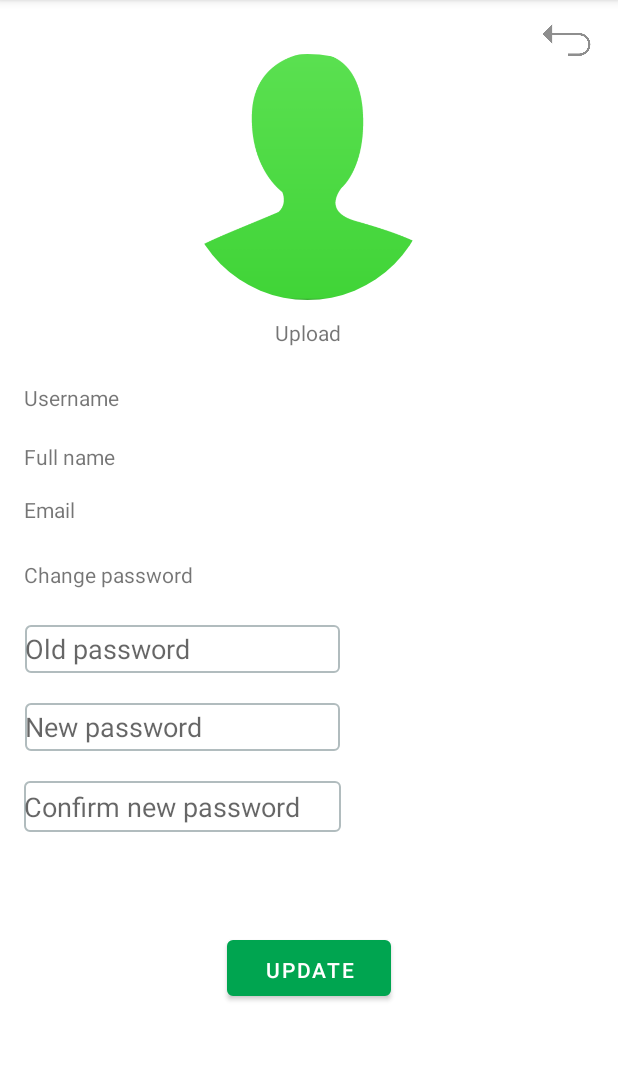
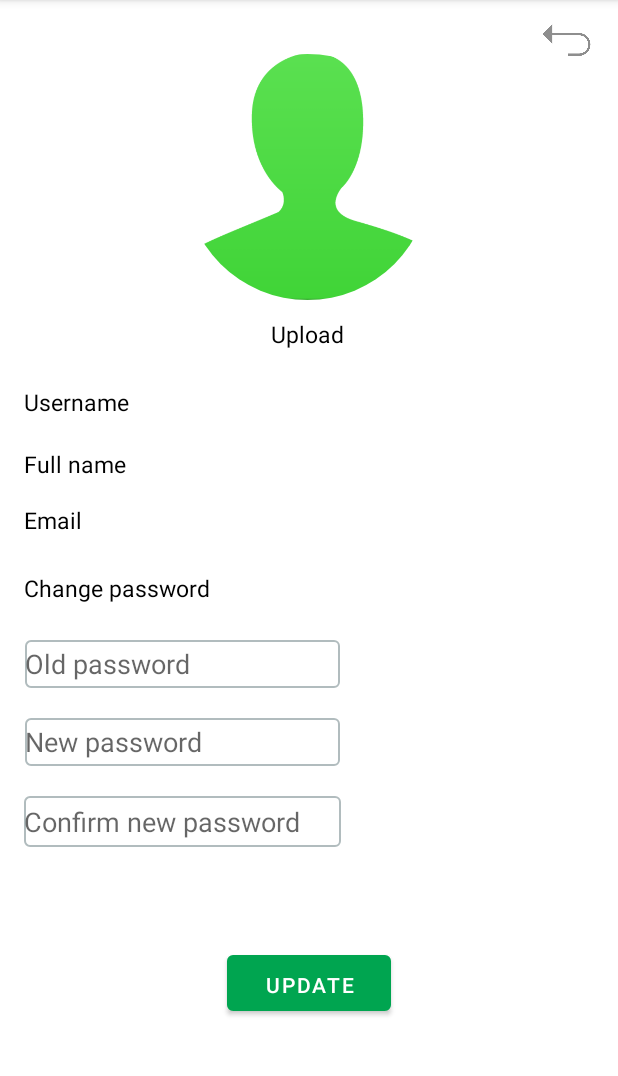
Before and after one commit to drdolgosheev/organizer-client, an Android app: the UserProfile screen opened directly, with no data from a screen before it, on a phone screen of 412 x 824 dp, the part 84-1160 px from its top. Run offline under Robolectric (Android 15) with nearby library versions, the light colour scheme and no system bars; our stand-ins replace CircleImageView, Firebase (no records; nobody signed in at launch, a user with empty details on screens opened directly); libraries missing offline, so code that uses them is left out: com.loopj.android; pictures from the network do not load.

Commit message:
text black

```diff
--- a/app/src/main/res/layout/activity_login.xml
+++ b/app/src/main/res/layout/activity_login.xml
@@ -54,6 +54,8 @@
         android:layout_height="wrap_content"
         android:layout_marginBottom="28dp"
         android:text="Register"
+        android:textColor="#000"
+        android:textSize="15sp"
         app:layout_constraintBottom_toBottomOf="parent"
         app:layout_constraintEnd_toEndOf="parent"
         app:layout_constraintHorizontal_bias="0.498"
--- a/app/src/main/res/layout/activity_user_profile.xml
+++ b/app/src/main/res/layout/activity_user_profile.xml
@@ -24,6 +24,8 @@
         android:layout_height="wrap_content"
         android:layout_marginTop="12dp"
         android:text="Upload"
+        android:textColor="#000"
+        android:textSize="15sp"
         app:layout_constraintEnd_toEndOf="parent"
         app:layout_constraintHorizontal_bias="0.498"
         app:layout_constraintStart_toStartOf="parent"
@@ -36,6 +38,8 @@
         android:layout_marginStart="16dp"
         android:layout_marginLeft="16dp"
         android:layout_marginTop="24dp"
+        android:textColor="#000"
+        android:textSize="15sp"
         android:text="Username"
         app:layout_constraintStart_toStartOf="parent"
         app:layout_constraintTop_toBottomOf="@+id/profile_upload_photo" />
@@ -47,6 +51,8 @@
         android:layout_marginStart="16dp"
         android:layout_marginLeft="16dp"
         android:layout_marginTop="16dp"
+        android:textColor="#000"
+        android:textSize="15sp"
         android:text="Email"
         app:layout_constraintStart_toStartOf="parent"
         app:layout_constraintTop_toBottomOf="@+id/profile_first_name_tag" />
@@ -59,6 +65,8 @@
         android:layout_marginLeft="16dp"
         android:layout_marginTop="20dp"
         android:text="Full name"
+        android:textColor="#000"
+        android:textSize="15sp"
         app:layout_constraintStart_toStartOf="parent"
         app:layout_constraintTop_toBottomOf="@+id/profile_username_tag" />
 
@@ -70,6 +78,8 @@
         android:layout_marginLeft="16dp"
         android:layout_marginTop="24dp"
         android:text="Change password"
+        android:textColor="#000"
+        android:textSize="15sp"
         app:layout_constraintStart_toStartOf="parent"
         app:layout_constraintTop_toBottomOf="@+id/profile_email_tag" />
 
```
Also changed, not shown: app/src/main/res/drawable/profile.png (added).
